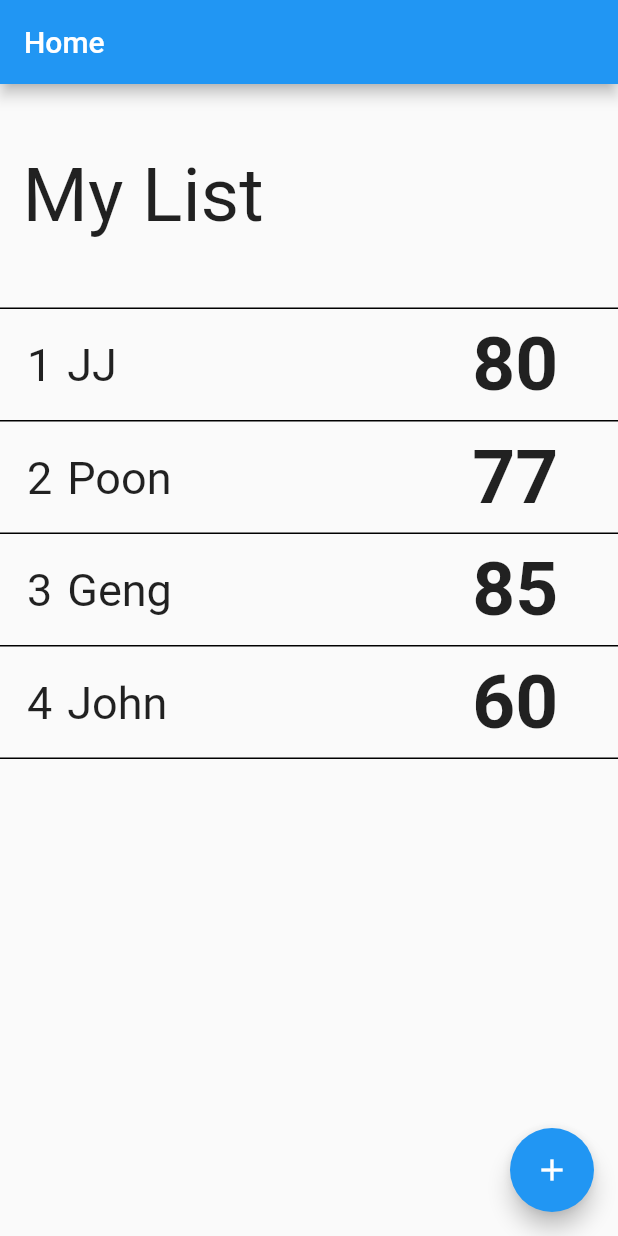
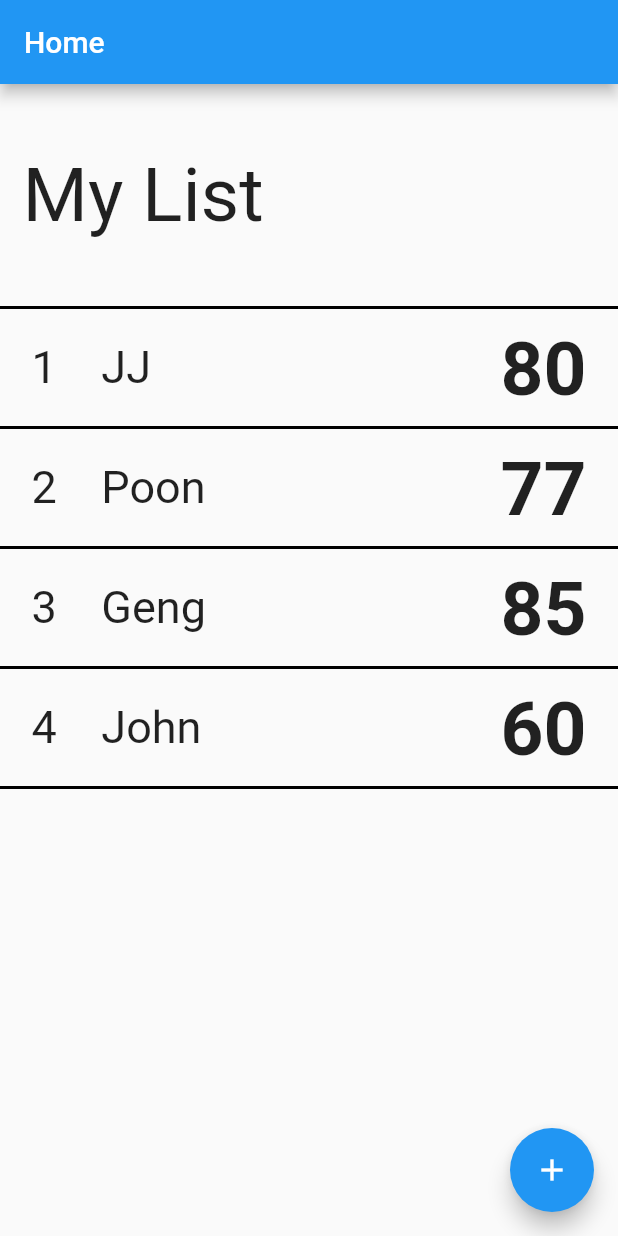
Before and after one commit to Pasitto/Flutter_Exam, a Flutter app: the screen it shows after launch, on a phone screen of 412 x 824 dp. Run offline on Flutter 3.47's test engine with Material 2 defaults, Android fonts, the phone set to English and light mode, and no system bars.

Commit message:
Fix All problems

```diff
--- a/lib/main.dart
+++ b/lib/main.dart
@@ -26,13 +26,13 @@ Route _registerRWP(RouteSettings settings){
   if(settings.name == AppRoutes.detail){
     return MaterialPageRoute(builder: (context){
       DetailParameter param = settings.arguments;
-      return DetailScreen(param.person_id);
+      return DetailScreen(param.personid);
     });
   }
   else if(settings.name == AppRoutes.edit){
     return MaterialPageRoute(builder: (context){
       EditParameter param = settings.arguments;
-      return EditScreen(param.person_id);
+      return EditScreen(param.personid);
     });
   }
 }
--- a/lib/screen/home_screen.dart
+++ b/lib/screen/home_screen.dart
@@ -4,7 +4,17 @@ import 'package:flutter_exam/data/person.dart';
 import 'package:flutter_exam/screen/detail_screen.dart';
 import 'package:flutter_exam/screen/edit_screen.dart';
 
-class HomeScreen extends StatelessWidget {
+class HomeScreen extends StatefulWidget {
+  @override
+  _HomeScreenState createState() => _HomeScreenState();
+}
+
+class _HomeScreenState extends State<HomeScreen> {
+
+  void refreshScreen(){
+    setState(() {});
+  }
+
   @override
   Widget build(BuildContext context) {
     return Scaffold(
@@ -18,7 +28,7 @@ class HomeScreen extends StatelessWidget {
               height: 150,
               padding: EdgeInsets.all(15.0),
               alignment: Alignment.centerLeft,
-              decoration: UnderlineTabIndicator(borderSide: BorderSide(width: 1.0)),
+              decoration: UnderlineTabIndicator(borderSide: BorderSide(width: 2.0)),
               child: Text(
                 'My List',
                 style: TextStyle(fontSize: 50.0),
@@ -26,7 +36,37 @@ class HomeScreen extends StatelessWidget {
             ),
             Container(
               height: MediaQuery.of(context).size.height - 250,
-              child: _ListView(),
+              child: ListView.builder(
+                scrollDirection: Axis.vertical,
+                itemCount: person.length,
+                itemBuilder: (BuildContext context, int index){
+                  return Container(
+                    height: 80,
+                    alignment: Alignment.center,
+                    padding: EdgeInsets.all(5.0),
+                    decoration: BoxDecoration(
+                      border: Border(
+                        bottom: BorderSide(width: 2.0),
+                      ),
+                    ),
+                    child: ListTile(
+                      title: Text(
+                        (index + 1).toString() + '    ' + person[index].name,
+                        style: TextStyle(fontSize: 30.0),
+                      ),
+                      trailing: Text(
+                      person[index].score.toString(),
+                      style: TextStyle(fontSize: 50.0, fontWeight: FontWeight.bold),
+                      ),
+                      onTap: () => {
+                        Navigator.of(context)
+                        .pushNamed(AppRoutes.detail, arguments: DetailParameter(index))
+                        .whenComplete(() => refreshScreen())
+                      },
+                    ),
+                  );
+                },
+              ),
             ),
           ],
         )
@@ -34,62 +74,67 @@ class HomeScreen extends StatelessWidget {
       floatingActionButton: FloatingActionButton(
         child: Icon(Icons.add),
         onPressed: () => {
-          Navigator.of(context).pushNamed(AppRoutes.edit, arguments: EditParameter(-1))
+          Navigator.of(context)
+          .pushNamed(AppRoutes.edit, arguments: EditParameter(-1))
+          .whenComplete(() => refreshScreen())
         },
       ),
     );
   }
 }
 
-class _ListView extends StatelessWidget {
+// =================Old Version=====================
+// class _ListView extends StatelessWidget {
+//   void refreshScreen(){
+//     setState(() {});
+//   }
+//   @override
+//   Widget build(BuildContext context) {
+//     return ListView.builder(
+//       scrollDirection: Axis.vertical,
+//       itemCount: person.length,
+//       itemBuilder: (BuildContext context, int index){
+//         return DataCard(person[index], index, context);
+//       },
+//     );
+//   }
 
-  @override
-  Widget build(BuildContext context) {
-    return ListView.builder(
-      scrollDirection: Axis.vertical,
-      itemCount: person.length,
-      itemBuilder: (BuildContext context, int index){
-        return DataCard(person[index], index, context);
-      },
-    );
-  }
-
-  Widget DataCard(Person data, int index, BuildContext context){
-    return GestureDetector(
-      child: Container(
-        padding: EdgeInsets.all(8.0),
-        decoration: UnderlineTabIndicator(borderSide: BorderSide(width: 1.0)),
-        child: Row(
-          children: <Widget>[
-            Container(
-              margin: EdgeInsets.all(10.0),
-              alignment: Alignment.centerRight,
-              child: Text(
-                (index + 1).toString(),
-                style: TextStyle(fontSize: 30.0),
-              ),
-            ),
-            Container(
-              width: 270,
-              alignment: Alignment.centerLeft,
-              child: Text(
-                data.name,
-                style: TextStyle(fontSize: 30.0),
-              ),
-            ),
-            Container(
-              alignment: Alignment.centerRight,
-              child: Text(
-                data.score.toString(),
-                style: TextStyle(fontSize: 50.0, fontWeight: FontWeight.bold),
-              ),
-            ),
-          ],
-        ),
-      ),
-      onTap: () => {
-        Navigator.of(context).pushNamed(AppRoutes.detail, arguments: DetailParameter(index))
-      },
-    );
-  }
-}
+//   Widget DataCard(Person data, int index, BuildContext context){
+//     return GestureDetector(
+//       child: Container(
+//         padding: EdgeInsets.all(8.0),
+//         decoration: UnderlineTabIndicator(borderSide: BorderSide(width: 1.0)),
+//         child: Row(
+//           children: <Widget>[
+//             Container(
+//               margin: EdgeInsets.all(10.0),
+//               alignment: Alignment.centerRight,
+//               child: Text(
+//                 (index + 1).toString(),
+//                 style: TextStyle(fontSize: 30.0),
+//               ),
+//             ),
+//             Container(
+//               width: 270,
+//               alignment: Alignment.centerLeft,
+//               child: Text(
+//                 data.name,
+//                 style: TextStyle(fontSize: 30.0),
+//               ),
+//             ),
+//             Container(
+//               alignment: Alignment.centerRight,
+//               child: Text(
+//                 data.score.toString(),
+//                 style: TextStyle(fontSize: 50.0, fontWeight: FontWeight.bold),
+//               ),
+//             ),
+//           ],
+//         ),
+//       ),
+//       onTap: () => {
+//         Navigator.of(context).pushNamed(AppRoutes.detail, arguments: DetailParameter(index)).whenComplete(() => refreshScreen())
+//       },
+//     );
+//   }
+// }
```
Also changed, not shown: lib/screen/detail_screen.dart (+25 -19 lines), lib/screen/edit_screen.dart (+31 -31 lines).
